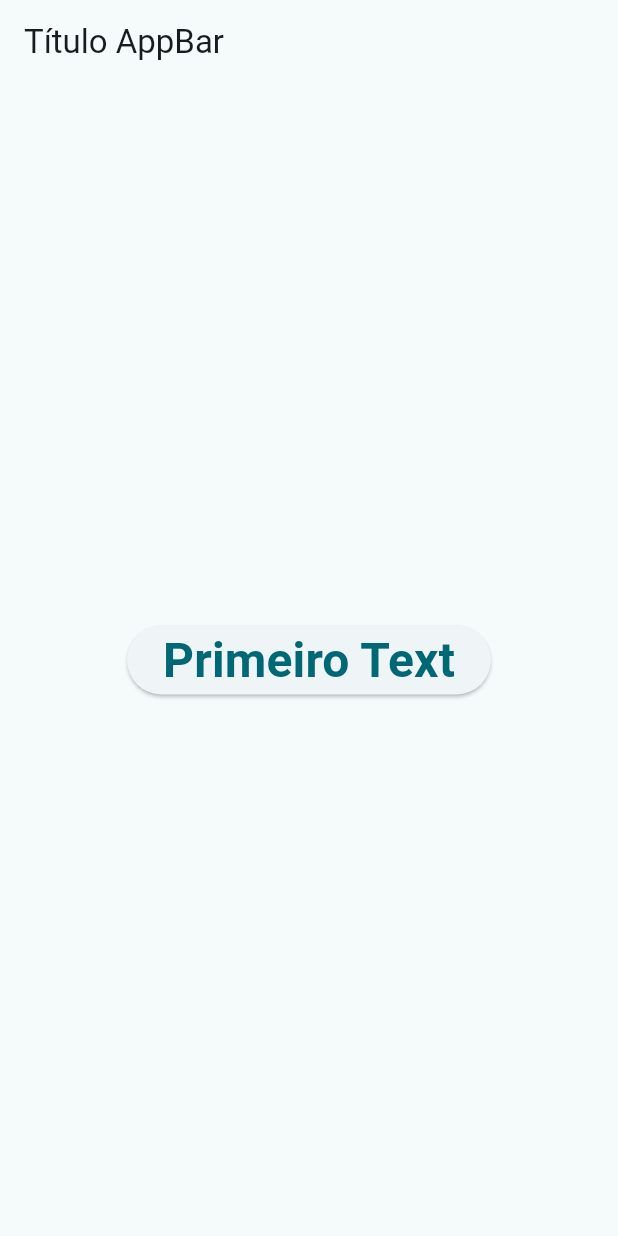
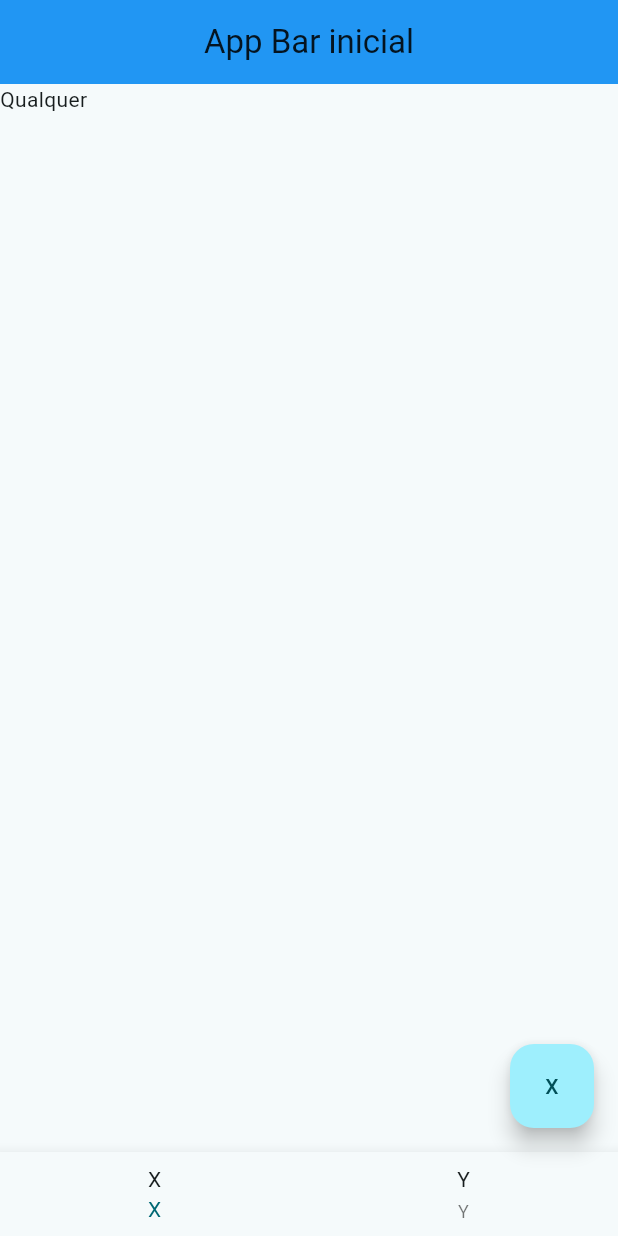
Before and after one commit to JulianoTelles/Flutter_Intro, a Flutter app: the screen it shows after launch, on a phone screen of 412 x 824 dp. Run offline on Flutter 3.47's test engine with Material 3 defaults, Android fonts, the phone set to English and light mode, and no system bars.

Commit message:
Adicionado ScaffoldScreen com barra de navegação e botão flutuante

```diff
--- a/lib/main.dart
+++ b/lib/main.dart
@@ -1,5 +1,6 @@
 import 'package:flutter/material.dart';
 import 'package:flutter_intro/hello_world/hello_world_screen.dart';
+import 'package:flutter_intro/scaffold_example/scaffold_screen.dart';
 
 void main() {
   runApp(FlutterIntroApp());
@@ -15,7 +16,7 @@ class FlutterIntroApp extends StatelessWidget {
       theme: ThemeData(
         colorScheme: ColorScheme.fromSeed(seedColor: Colors.grey),
       ),
-      home: HelloWorldScreen(),
+      home: ScaffoldScreen(),
     );
   }
 }
--- /dev/null
+++ b/lib/scaffold_example/scaffold_screen.dart
@@ -0,0 +1,30 @@
+import 'package:flutter/material.dart';
+
+class ScaffoldScreen extends StatelessWidget {
+  const ScaffoldScreen({super.key});
+
+  @override
+  Widget build(BuildContext context) {
+    return Scaffold(
+      appBar: AppBar(
+        title: Text(
+          'App Bar inicial',
+          style: TextStyle(color: Colors.black87),
+        ),
+        centerTitle: true,
+        backgroundColor: Colors.blue,
+      ),
+      floatingActionButton: FloatingActionButton(
+        onPressed: () {},
+        child: Text('X'),
+      ),
+      bottomNavigationBar: BottomNavigationBar(
+        items: [
+          BottomNavigationBarItem(icon: Text('X'), label: 'X'),
+          BottomNavigationBarItem(icon: Text('Y'), label: 'Y'),
+        ],
+      ),
+      body: Text('Qualquer'),
+    );
+  }
+}
```
